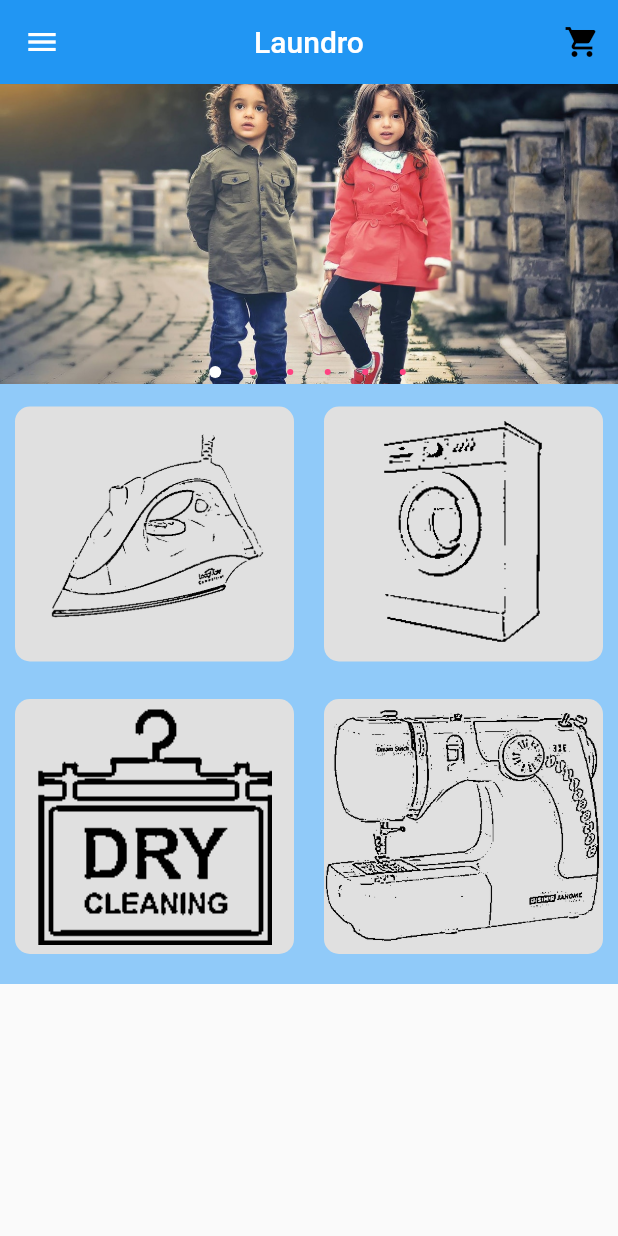
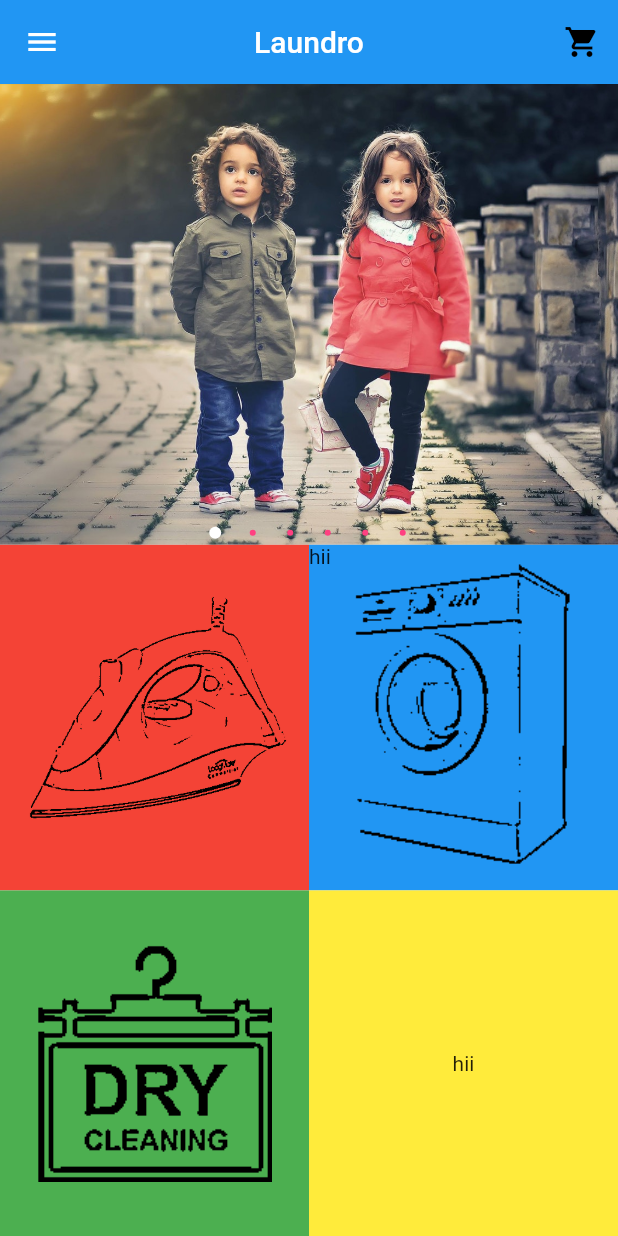
Before and after one commit to abhishekmahajan98/laundro, a Flutter app: the HomePage screen opened by its route, on a phone screen of 412 x 824 dp. Run offline on Flutter 3.47's test engine with Material 2 defaults, Android fonts, the phone set to English and light mode, and no system bars; drawn by our look-alikes of carousel_pro; our stand-ins replace firebase_auth, google_sign_in, modal_progress_hud, shared_preferences; accounts and stored records are empty.

Commit message:
Home page edited

```diff
--- a/lib/pages/home_page.dart
+++ b/lib/pages/home_page.dart
@@ -62,7 +62,110 @@ class _HomePageState extends State<HomePage> {
       ),
       //app drawer
       drawer: SideDrawer(),
-      body: new ListView(
+      body:
+      Container(
+        child:
+        Column(
+          children: <Widget>[
+            Expanded(
+              flex: 2,
+              child: image_carousel,
+
+            ),
+            Expanded(child:Column(
+              children: <Widget>[
+
+                Expanded(
+                  flex: 1,
+
+                  child: Row(
+                    children: <Widget>[
+                      Expanded(
+                        flex:1,
+                    child: GestureDetector(
+                      onTap: () => Navigator.pushNamed(context, '/iron'),
+                      child:Container(
+
+                          height: double.infinity,
+                        child: Image.asset('images/products/Design.png'),
+                          decoration: BoxDecoration(
+                              color: Colors.red
+                          ),
+                        ),),
+                      ),
+                      Expanded(
+                        flex:1,
+
+                        child: GestureDetector(
+                          onTap: () => Navigator.pushNamed(context, '/wash'),
+                          child: Container(
+                          height: double.infinity,
+                          child: Text("hii"),
+
+                          decoration: BoxDecoration(
+                              image: DecorationImage(
+                                  image: ExactAssetImage(
+                                      'images/products/wash.png')),
+                              color: Colors.blue
+                          ),
+                        ),),
+                      ),
+                    ],
+
+                  ),
+                ),
+                Expanded(
+                  flex: 1,
+                  child: Row(
+                    children: <Widget>[
+                      Expanded(
+                        flex:1,
+                    child: GestureDetector(
+                      onTap: () => Navigator.pushNamed(context, '/dry-clean'),
+                      child:  Container(
+
+                          height: double.infinity,
+
+                          decoration: BoxDecoration(
+                              image: DecorationImage(
+                                  image: ExactAssetImage(
+                                      'images/products/Dry.png')),
+                              color: Colors.green
+                          ),
+                        ),),
+                      ),
+                      Expanded(
+                        flex:1,
+
+                        child: GestureDetector(
+                          onTap: () => Navigator.pushNamed(context, '/iron'),
+                          child:  Container(
+                          height: double.infinity,
+                          child: Center(child: Text("hii")),
+
+                          decoration: BoxDecoration(
+                              color: Colors.yellow
+                          ),
+                        ),),
+                      ),
+                    ],
+
+                  ),
+                )
+              ],
+            ),
+                flex:3),
+          ],
+        ),
+      ),
+
+
+    );
+  }
+}
+
+
+/*new ListView(
         children: <Widget>[
           image_carousel,
           Container(
@@ -143,4 +246,4 @@ class _HomePageState extends State<HomePage> {
       ),
     );
   }
-}
+}*/
--- a/lib/pages/login_page.dart
+++ b/lib/pages/login_page.dart
@@ -20,6 +20,7 @@ class _LoginScreenState extends State<LoginScreen> {
   Widget build(BuildContext context) {
     return Scaffold(
       backgroundColor: Colors.white,
+      resizeToAvoidBottomPadding: false,
       body: ModalProgressHUD(
         inAsyncCall: showSpinner,
         child: Padding(
--- a/lib/pages/registration_page.dart
+++ b/lib/pages/registration_page.dart
@@ -19,6 +19,7 @@ class _RegistrationScreenState extends State<RegistrationScreen> {
   @override
   Widget build(BuildContext context) {
     return Scaffold(
+      resizeToAvoidBottomPadding: false,
       backgroundColor: Colors.white,
       body: ModalProgressHUD(
         inAsyncCall: showSpinner,
```
Also changed, not shown: pubspec.lock, 1 other file.
